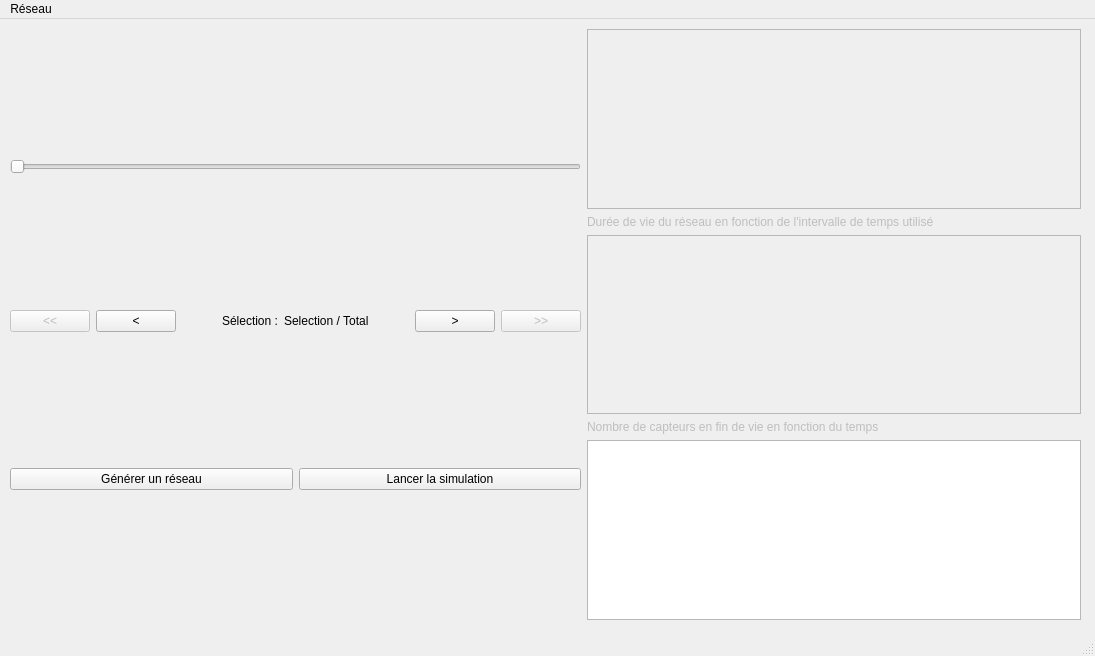
Above: Vue/FenetrePrincipaleDesign.ui from DoykFilt/sensorsNetwork before the change. Below: the same form after it.
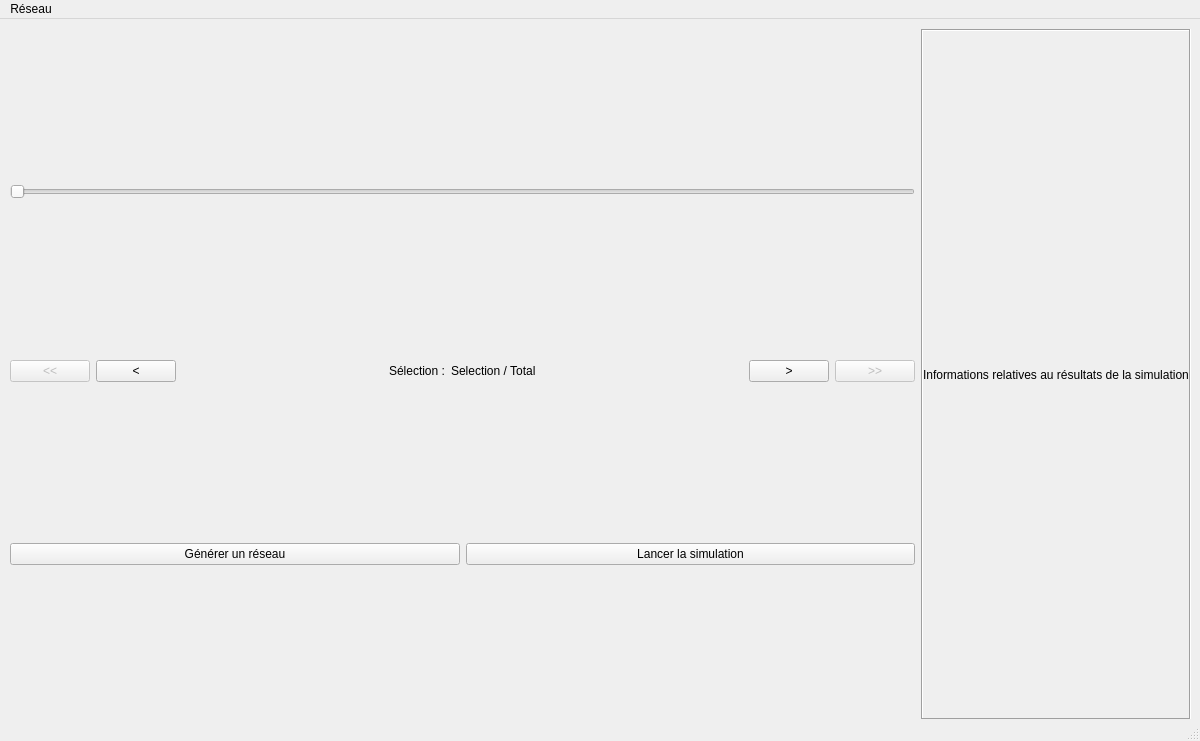
That is the form after the change.

Commit message: - Graphique durée de la simulation - Ajout notion temporelle

```diff
--- a/Vue/FenetrePrincipaleDesign.ui
+++ b/Vue/FenetrePrincipaleDesign.ui
@@ -6,20 +6,20 @@
    <rect>
     <x>0</x>
     <y>0</y>
-    <width>1095</width>
-    <height>656</height>
+    <width>1200</width>
+    <height>741</height>
    </rect>
   </property>
   <property name="minimumSize">
    <size>
-    <width>1095</width>
-    <height>656</height>
+    <width>1200</width>
+    <height>700</height>
    </size>
   </property>
   <property name="maximumSize">
    <size>
-    <width>1095</width>
-    <height>656</height>
+    <width>1200</width>
+    <height>741</height>
    </size>
   </property>
   <property name="windowTitle">
@@ -28,14 +28,14 @@
   <widget class="QWidget" name="FPD_widget_principal">
    <property name="minimumSize">
     <size>
-     <width>1095</width>
-     <height>615</height>
+     <width>1200</width>
+     <height>700</height>
     </size>
    </property>
    <property name="maximumSize">
     <size>
-     <width>1095</width>
-     <height>615</height>
+     <width>1200</width>
+     <height>700</height>
     </size>
    </property>
    <widget class="QWidget" name="horizontalLayoutWidget">
@@ -43,8 +43,8 @@
      <rect>
       <x>10</x>
       <y>10</y>
-      <width>1071</width>
-      <height>591</height>
+      <width>1181</width>
+      <height>691</height>
      </rect>
     </property>
     <layout class="QHBoxLayout" name="FPD_layout_principale">
@@ -171,49 +171,27 @@
      <item>
       <layout class="QVBoxLayout" name="FPD_layout_droit">
        <item>
-        <widget class="QGraphicsView" name="FPD_graphique_vie">
-         <property name="enabled">
-          <bool>false</bool>
-         </property>
-        </widget>
+        <layout class="QVBoxLayout" name="FPD_layout_graphiques"/>
        </item>
        <item>
-        <widget class="QLabel" name="FPD_legende_graphique_capteurs">
-         <property name="enabled">
-          <bool>false</bool>
+        <widget class="QLabel" name="FPD_aire_informations">
+         <property name="frameShape">
+          <enum>QFrame::Box</enum>
          </property>
-         <property name="text">
-          <string>Durée de vie du réseau en fonction de l'intervalle de temps utilisé</string>
+         <property name="frameShadow">
+          <enum>QFrame::Sunken</enum>
          </property>
-        </widget>
-       </item>
-       <item>
-        <widget class="QGraphicsView" name="FPD_graphique_capteurs">
-         <property name="enabled">
-          <bool>false</bool>
+         <property name="lineWidth">
+          <number>1</number>
          </property>
-         <property name="maximumSize">
-          <size>
-           <width>16777215</width>
-           <height>16777215</height>
-          </size>
-         </property>
-        </widget>
-       </item>
-       <item>
-        <widget class="QLabel" name="FPD_legende_graphique_vie">
-         <property name="enabled">
-          <bool>false</bool>
-         </property>
          <property name="text">
-          <string>Nombre de capteurs en fin de vie en fonction du temps</string>
+          <string>Informations relatives au résultats de la simulation</string>
          </property>
-        </widget>
-       </item>
-       <item>
-        <widget class="QTextBrowser" name="FPD_aire_informations">
-         <property name="enabled">
-          <bool>true</bool>
+         <property name="alignment">
+          <set>Qt::AlignJustify|Qt::AlignVCenter</set>
+         </property>
+         <property name="margin">
+          <number>30</number>
          </property>
         </widget>
        </item>
@@ -227,7 +205,7 @@
     <rect>
      <x>0</x>
      <y>0</y>
-     <width>1095</width>
+     <width>1200</width>
      <height>21</height>
     </rect>
    </property>
```
The commit also changes 7 other files.
